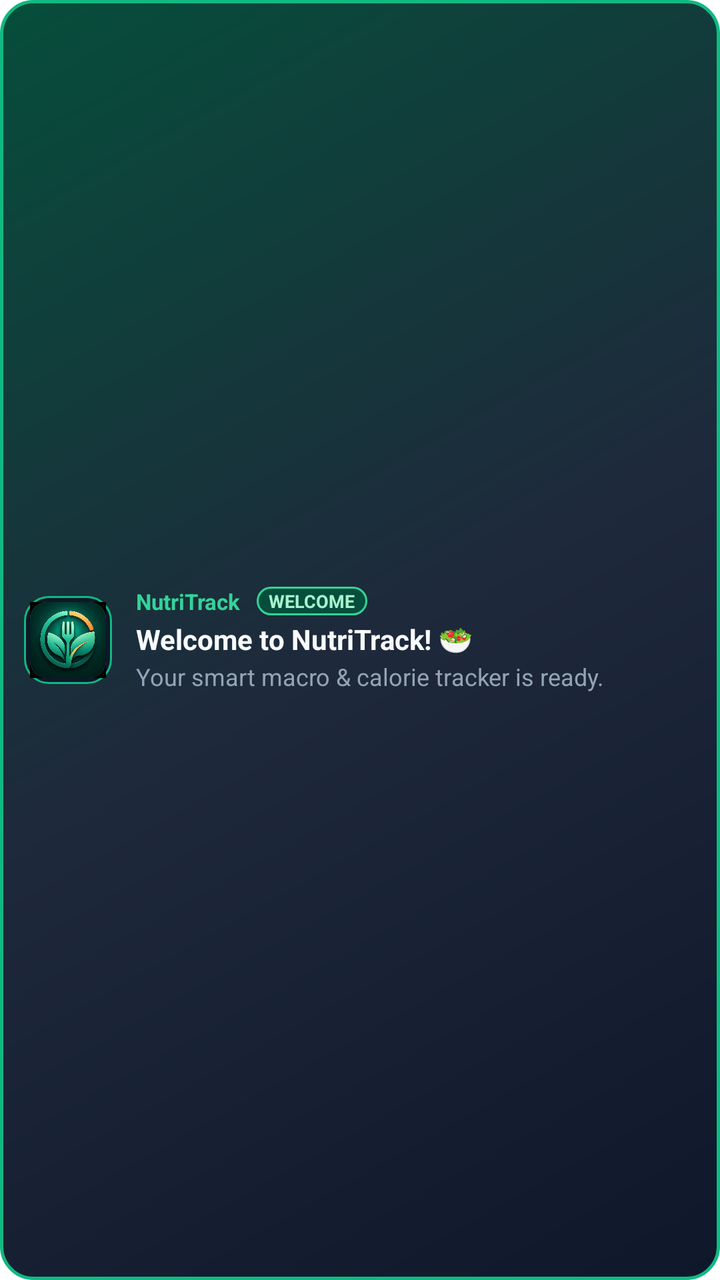
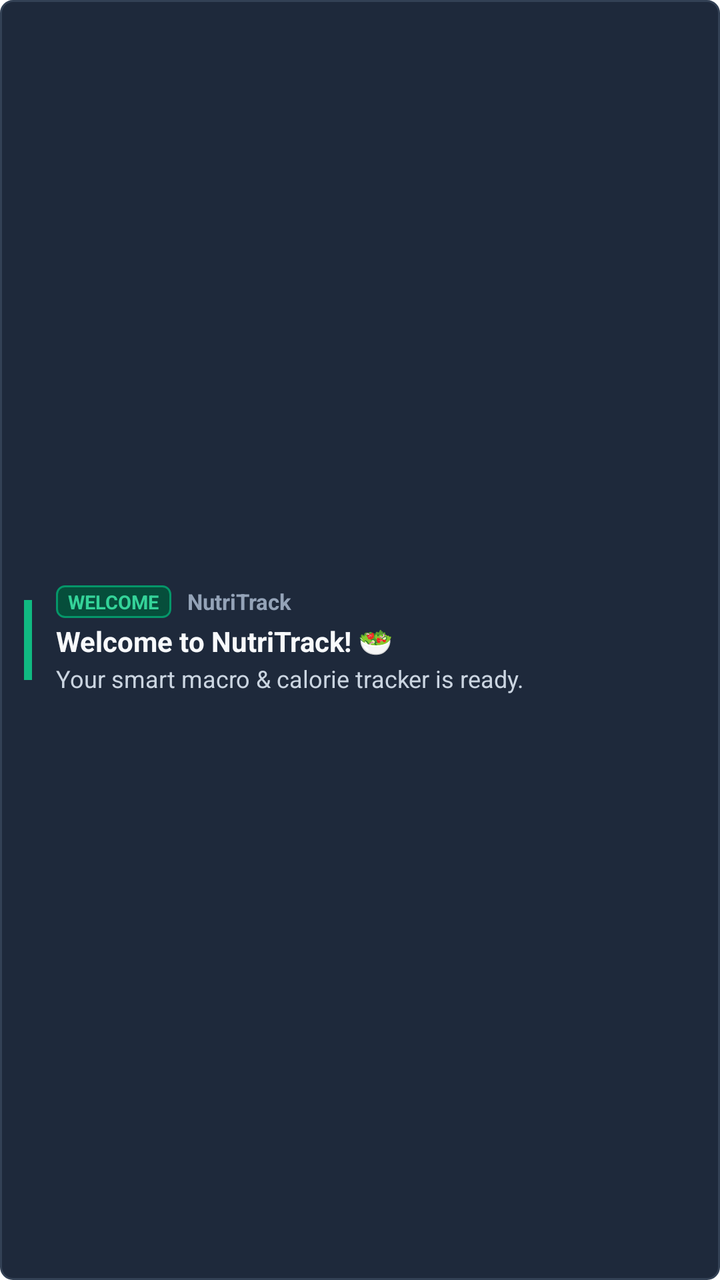

An Android layout rendered at two revisions. The XML below is the earlier revision; the diff shows what the commit changed to produce the second picture.
<!-- AndroidManifest.xml: application theme Theme.Macro_tracker -->
<!-- res/layout/notification_banner_collapsed.xml -->
<?xml version="1.0" encoding="utf-8"?>
<LinearLayout xmlns:android="http://schemas.android.com/apk/res/android"
    android:layout_width="match_parent"
    android:layout_height="wrap_content"
    android:background="@drawable/notification_banner_bg"
    android:gravity="center_vertical"
    android:orientation="horizontal"
    android:padding="12dp">

    <ImageView
        android:id="@+id/notif_collapsed_icon"
        android:layout_width="44dp"
        android:layout_height="44dp"
        android:background="@drawable/notification_icon_circle"
        android:contentDescription="NutriTrack Icon"
        android:padding="3dp"
        android:scaleType="fitCenter"
        android:src="@drawable/app_logo" />

    <LinearLayout
        android:layout_width="0dp"
        android:layout_height="wrap_content"
        android:layout_marginStart="12dp"
        android:layout_weight="1"
        android:orientation="vertical">

        <LinearLayout
            android:layout_width="wrap_content"
            android:layout_height="wrap_content"
            android:gravity="center_vertical"
            android:orientation="horizontal">

            <TextView
                android:layout_width="wrap_content"
                android:layout_height="wrap_content"
                android:text="NutriTrack"
                android:textColor="#34D399"
                android:textSize="11sp"
                android:textStyle="bold" />

            <TextView
                android:id="@+id/notif_collapsed_badge"
                android:layout_width="wrap_content"
                android:layout_height="wrap_content"
                android:layout_marginStart="8dp"
                android:background="@drawable/notification_chip_bg"
                android:paddingHorizontal="6dp"
                android:paddingVertical="1dp"
                android:text="WELCOME"
                android:textColor="#A7F3D0"
                android:textSize="9sp"
                android:textStyle="bold" />
        </LinearLayout>

        <TextView
            android:id="@+id/notif_collapsed_title"
            android:layout_width="wrap_content"
            android:layout_height="wrap_content"
            android:layout_marginTop="2dp"
            android:ellipsize="end"
            android:singleLine="true"
            android:text="Welcome to NutriTrack! 🥗"
            android:textColor="#F8FAFC"
            android:textSize="14sp"
            android:textStyle="bold" />

        <TextView
            android:id="@+id/notif_collapsed_message"
            android:layout_width="wrap_content"
            android:layout_height="wrap_content"
            android:layout_marginTop="1dp"
            android:ellipsize="end"
            android:maxLines="1"
            android:text="Your smart macro &amp; calorie tracker is ready."
            android:textColor="#94A3B8"
            android:textSize="12sp" />
    </LinearLayout>
</LinearLayout>
<!-- resources referenced by this layout -->
<resources>
  <!-- drawable app_logo: png bitmap (drawable, 362571 bytes) -->
  <!-- drawable notification_banner_bg (drawable) -->
  <?xml version="1.0" encoding="utf-8"?>
  <shape xmlns:android="http://schemas.android.com/apk/res/android"
      android:shape="rectangle">
      <gradient
          android:startColor="#0F172A"
          android:centerColor="#1E293B"
          android:endColor="#064E3B"
          android:angle="135" />
      <corners android:radius="16dp" />
      <stroke
          android:width="1.5dp"
          android:color="#10B981" />
  </shape>
  <!-- drawable notification_chip_bg (drawable) -->
  <?xml version="1.0" encoding="utf-8"?>
  <shape xmlns:android="http://schemas.android.com/apk/res/android"
      android:shape="rectangle">
      <solid android:color="#064E3B" />
      <corners android:radius="8dp" />
      <stroke
          android:width="1dp"
          android:color="#34D399" />
  </shape>
  <!-- drawable notification_icon_circle (drawable) -->
  <?xml version="1.0" encoding="utf-8"?>
  <shape xmlns:android="http://schemas.android.com/apk/res/android"
      android:shape="rectangle">
      <solid android:color="#0F172A" />
      <corners android:radius="12dp" />
      <stroke
          android:width="1dp"
          android:color="#10B981" />
  </shape>
  <style name="Theme.Macro_tracker" parent="Theme.MaterialComponents.Light" />
</resources>

<!-- the commit's change to res/layout/notification_banner_collapsed.xml (unified diff, before → after) -->
@@ -7,15 +7,11 @@
     android:orientation="horizontal"
     android:padding="12dp">
 
-    <ImageView
-        android:id="@+id/notif_collapsed_icon"
-        android:layout_width="44dp"
-        android:layout_height="44dp"
-        android:background="@drawable/notification_icon_circle"
-        android:contentDescription="NutriTrack Icon"
-        android:padding="3dp"
-        android:scaleType="fitCenter"
-        android:src="@drawable/app_logo" />
+    
+    <View
+        android:layout_width="4dp"
+        android:layout_height="40dp"
+        android:background="#10B981" />
 
     <LinearLayout
         android:layout_width="0dp"
@@ -24,6 +20,7 @@
         android:layout_weight="1"
         android:orientation="vertical">
 
+        
         <LinearLayout
             android:layout_width="wrap_content"
             android:layout_height="wrap_content"
@@ -31,30 +28,31 @@
             android:orientation="horizontal">
 
             <TextView
+                android:id="@+id/notif_collapsed_badge"
                 android:layout_width="wrap_content"
                 android:layout_height="wrap_content"
-                android:text="NutriTrack"
+                android:background="@drawable/notification_chip_bg"
+                android:paddingHorizontal="6dp"
+                android:paddingVertical="1.5dp"
+                android:text="WELCOME"
                 android:textColor="#34D399"
-                android:textSize="11sp"
+                android:textSize="9.5sp"
                 android:textStyle="bold" />
 
             <TextView
-                android:id="@+id/notif_collapsed_badge"
                 android:layout_width="wrap_content"
                 android:layout_height="wrap_content"
                 android:layout_marginStart="8dp"
-                android:background="@drawable/notification_chip_bg"
-                android:paddingHorizontal="6dp"
-                android:paddingVertical="1dp"
-                android:text="WELCOME"
-                android:textColor="#A7F3D0"
-                android:textSize="9sp"
+                android:text="NutriTrack"
+                android:textColor="#94A3B8"
+                android:textSize="11sp"
                 android:textStyle="bold" />
         </LinearLayout>
 
+        
         <TextView
             android:id="@+id/notif_collapsed_title"
-            android:layout_width="wrap_content"
+            android:layout_width="match_parent"
             android:layout_height="wrap_content"
             android:layout_marginTop="2dp"
             android:ellipsize="end"
@@ -64,15 +62,16 @@
             android:textSize="14sp"
             android:textStyle="bold" />
 
+        
         <TextView
             android:id="@+id/notif_collapsed_message"
-            android:layout_width="wrap_content"
+            android:layout_width="match_parent"
             android:layout_height="wrap_content"
             android:layout_marginTop="1dp"
             android:ellipsize="end"
-            android:maxLines="1"
+            android:singleLine="true"
             android:text="Your smart macro &amp; calorie tracker is ready."
-            android:textColor="#94A3B8"
+            android:textColor="#CBD5E1"
             android:textSize="12sp" />
     </LinearLayout>
 </LinearLayout>
<!-- resource entries referenced after the edit -->
@@ -1,39 +1,24 @@
 <!-- resources referenced by this layout -->
 <resources>
-  <!-- drawable app_logo: png bitmap (drawable, 362571 bytes) -->
   <!-- drawable notification_banner_bg (drawable) -->
   <?xml version="1.0" encoding="utf-8"?>
   <shape xmlns:android="http://schemas.android.com/apk/res/android"
       android:shape="rectangle">
-      <gradient
-          android:startColor="#0F172A"
-          android:centerColor="#1E293B"
-          android:endColor="#064E3B"
-          android:angle="135" />
-      <corners android:radius="16dp" />
+      <solid android:color="#1E293B" />
+      <corners android:radius="6dp" />
       <stroke
-          android:width="1.5dp"
-          android:color="#10B981" />
+          android:width="1dp"
+          android:color="#334155" />
   </shape>
   <!-- drawable notification_chip_bg (drawable) -->
   <?xml version="1.0" encoding="utf-8"?>
   <shape xmlns:android="http://schemas.android.com/apk/res/android"
       android:shape="rectangle">
       <solid android:color="#064E3B" />
-      <corners android:radius="8dp" />
+      <corners android:radius="4dp" />
       <stroke
           android:width="1dp"
-          android:color="#34D399" />
-  </shape>
-  <!-- drawable notification_icon_circle (drawable) -->
-  <?xml version="1.0" encoding="utf-8"?>
-  <shape xmlns:android="http://schemas.android.com/apk/res/android"
-      android:shape="rectangle">
-      <solid android:color="#0F172A" />
-      <corners android:radius="12dp" />
-      <stroke
-          android:width="1dp"
-          android:color="#10B981" />
+          android:color="#059669" />
   </shape>
   <style name="Theme.Macro_tracker" parent="Theme.MaterialComponents.Light" />
 </resources>
